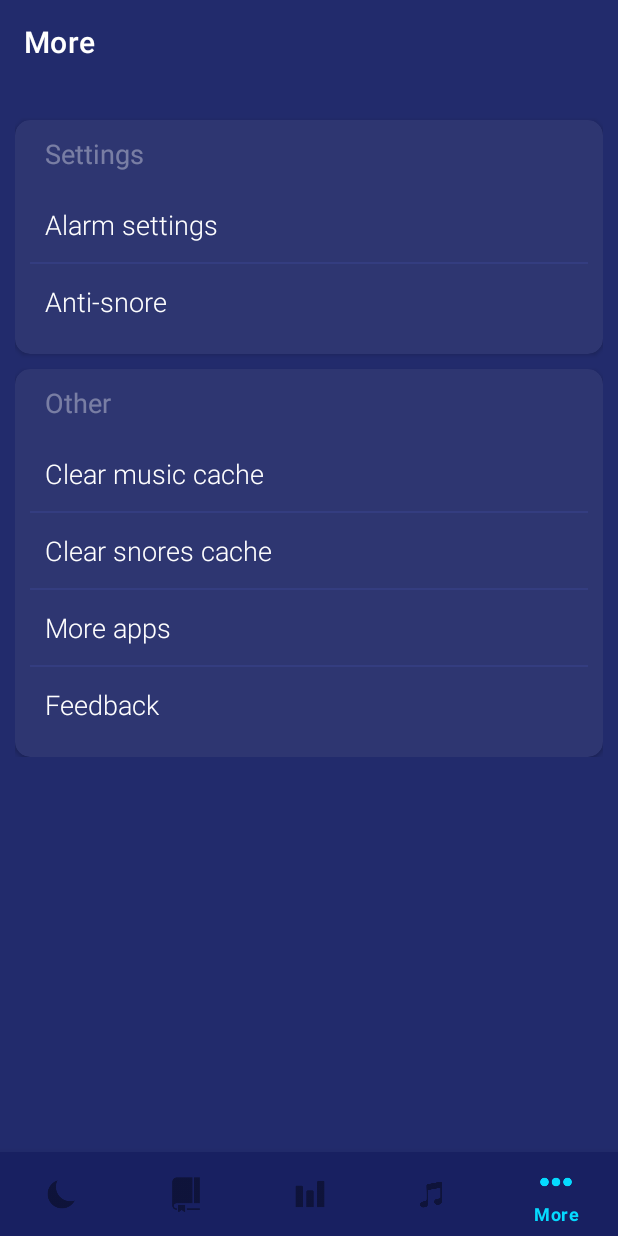
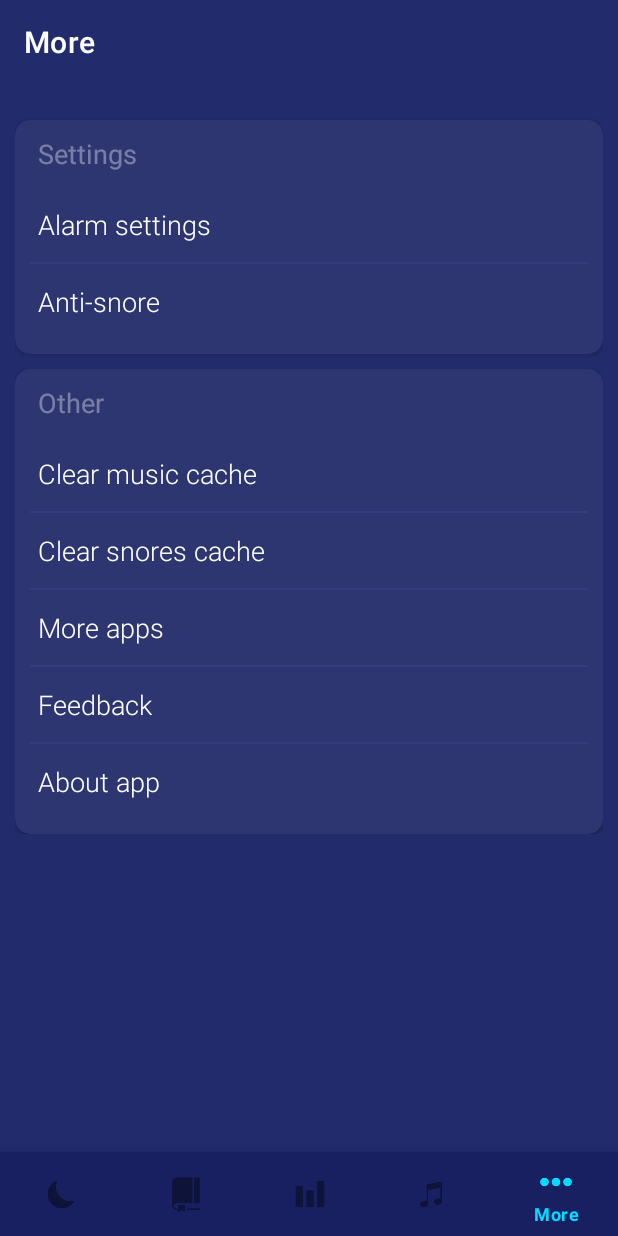
Before and after one commit to korvin432/Slimbo, an Android app: the screen it shows after launch (MainActivity), item 5 of the bottom bar chosen, on a phone screen of 412 x 824 dp. Run offline under Robolectric (Android 15) with nearby library versions, the phone set to English and light mode, and no system bars; our stand-ins replace Firebase (no records; nobody signed in at launch, a user with empty details on screens opened directly), Room's generated code, navigation-ui; libraries missing offline, so code that uses them is left out: com.github.mikephil.charting.

Commit message:
about app

```diff
--- a/app/src/main/java/com/mindyapps/asleep/data/db/SlimboDao.kt
+++ b/app/src/main/java/com/mindyapps/asleep/data/db/SlimboDao.kt
@@ -27,7 +27,7 @@ interface SlimboDao {
     @Query("SELECT * FROM music WHERE type = '$TYPE_MUSIC' AND duration > 0 ORDER BY duration")
     fun getRelaxMusic(): LiveData<List<Music>>
 
-    @Query("SELECT * FROM music WHERE type = '$TYPE_ALARM' ORDER BY duration")
+    @Query("SELECT * FROM music WHERE type = '$TYPE_ALARM' OR type = '$TYPE_MUSIC' AND fileName != '' ORDER BY duration")
     fun getAlarms(): LiveData<List<Music>>
 
     @Query("SELECT * FROM recordings WHERE id = :recId")
--- a/app/src/main/java/com/mindyapps/asleep/ui/AlarmActivity.kt
+++ b/app/src/main/java/com/mindyapps/asleep/ui/AlarmActivity.kt
@@ -34,7 +34,6 @@ class AlarmActivity : AppCompatActivity() {
 
     override fun onCreate(savedInstanceState: Bundle?) {
         super.onCreate(savedInstanceState)
-        Log.d("qwwe", "oncreate")
         setContentView(R.layout.activity_alarm)
 
         if (intent.getParcelableExtra<Recording>("recording") != null){
--- a/app/src/main/java/com/mindyapps/asleep/ui/adapters/SelectMusicAdapter.kt
+++ b/app/src/main/java/com/mindyapps/asleep/ui/adapters/SelectMusicAdapter.kt
@@ -84,8 +84,6 @@ class SelectMusicAdapter(
                 musicViewHolder.musicRadioButton.isChecked = true
             }
         }
-
-
     }
 
     inner class MusicHolder(private val view: View) : RecyclerView.ViewHolder(view) {
--- a/app/src/main/java/com/mindyapps/asleep/ui/sleeping/SleepingActivity.kt
+++ b/app/src/main/java/com/mindyapps/asleep/ui/sleeping/SleepingActivity.kt
@@ -73,6 +73,7 @@ class SleepingActivity : AppCompatActivity(), View.OnClickListener, View.OnTouch
 
         sleepingStore =
             SleepingStore(PreferenceManager.getDefaultSharedPreferences(applicationContext))
+        sleepingStore.minimalTimeReached = false
 
         musicText = findViewById(R.id.music_text)
         musicButton = findViewById(R.id.music_button)
@@ -232,6 +233,7 @@ class SleepingActivity : AppCompatActivity(), View.OnClickListener, View.OnTouch
             setMessage(getString(R.string.sleep_quit_text))
             setPositiveButton(android.R.string.yes) { _, _ ->
                 stopService(false)
+                sleepingStore.minimalTimeReached = false
             }
             setNegativeButton(android.R.string.no) { dialog, _ ->
                 dialog.dismiss()
@@ -243,6 +245,7 @@ class SleepingActivity : AppCompatActivity(), View.OnClickListener, View.OnTouch
     override fun onDestroy() {
         super.onDestroy()
         handler.removeCallbacksAndMessages(null)
+        sleepingStore.minimalTimeReached = false
     }
 
     override fun onClick(v: View?) {
@@ -289,6 +292,7 @@ class SleepingActivity : AppCompatActivity(), View.OnClickListener, View.OnTouch
             animation.start()
         } else if (event.action == ACTION_UP) {
             if (progressBar.progress == 70) {
+                Log.d("qwwe", "minimalTimeReached ${sleepingStore.minimalTimeReached}")
                 if (!sleepingStore.minimalTimeReached) {
                     showDialog()
                 } else {
--- a/app/src/main/res/layout/activity_alarm.xml
+++ b/app/src/main/res/layout/activity_alarm.xml
@@ -21,7 +21,7 @@
         android:textAlignment="center"
         android:textColor="@color/colorWhiteText"
         android:layout_alignParentTop="true"
-        android:textSize="55sp" />
+        android:textSize="65sp" />
 
 
     <com.google.android.material.button.MaterialButton
--- a/app/src/main/res/layout/fragment_alarm_settings.xml
+++ b/app/src/main/res/layout/fragment_alarm_settings.xml
@@ -178,7 +178,7 @@
             <androidx.recyclerview.widget.RecyclerView
                 android:id="@+id/alarm_recycler"
                 android:layout_width="match_parent"
-                android:layout_height="wrap_content"
+                android:layout_height="228dp"
                 android:layout_marginTop="5dp" />
 
         </LinearLayout>
--- a/app/src/main/res/layout/fragment_more.xml
+++ b/app/src/main/res/layout/fragment_more.xml
@@ -31,7 +31,7 @@
                 android:layout_width="match_parent"
                 android:layout_height="wrap_content"
                 android:text="@string/settings"
-                android:layout_marginStart="10dp"
+                android:layout_marginStart="5dp"
                 android:layout_marginBottom="10dp"
                 android:textColor="@color/colorLightHint"
                 android:textSize="18sp"/>
@@ -40,7 +40,7 @@
                 android:id="@+id/alarm_settings"
                 android:layout_width="match_parent"
                 android:layout_height="50dp"
-                android:padding="10dp"
+                android:padding="5dp"
                 android:gravity="center_vertical"
                 android:textSize="18sp"
                 android:fontFamily="sans-serif-light"
@@ -56,7 +56,7 @@
                 android:id="@+id/anti_snore"
                 android:layout_width="match_parent"
                 android:layout_height="50dp"
-                android:padding="10dp"
+                android:padding="5dp"
                 android:gravity="center_vertical"
                 android:textSize="18sp"
                 android:fontFamily="sans-serif-light"
@@ -84,7 +84,7 @@
                 android:layout_width="match_parent"
                 android:layout_height="wrap_content"
                 android:text="@string/other"
-                android:layout_marginStart="10dp"
+                android:layout_marginStart="5dp"
                 android:layout_marginBottom="10dp"
                 android:textColor="@color/colorLightHint"
                 android:textSize="18sp"/>
@@ -93,7 +93,7 @@
                 android:id="@+id/music_cache"
                 android:layout_width="match_parent"
                 android:layout_height="50dp"
-                android:padding="10dp"
+                android:padding="5dp"
                 android:gravity="center_vertical"
                 android:textSize="18sp"
                 android:fontFamily="sans-serif-light"
@@ -109,7 +109,7 @@
                 android:id="@+id/snore_cache"
                 android:layout_width="match_parent"
                 android:layout_height="50dp"
-                android:padding="10dp"
+                android:padding="5dp"
                 android:gravity="center_vertical"
                 android:textSize="18sp"
                 android:fontFamily="sans-serif-light"
@@ -125,7 +125,7 @@
                 android:id="@+id/more_apps"
                 android:layout_width="match_parent"
                 android:layout_height="50dp"
-                android:padding="10dp"
+                android:padding="5dp"
                 android:gravity="center_vertical"
                 android:textSize="18sp"
                 android:fontFamily="sans-serif-light"
@@ -141,12 +141,28 @@
                 android:id="@+id/feedback"
                 android:layout_width="match_parent"
                 android:layout_height="50dp"
-                android:padding="10dp"
+                android:padding="5dp"
                 android:gravity="center_vertical"
                 android:textSize="18sp"
                 android:fontFamily="sans-serif-light"
                 android:textColor="@color/colorWhiteText"
                 android:text="@string/feedback" />
+
+            <View
+                android:layout_width="match_parent"
+                android:layout_height="1dp"
+                android:background="@color/card_divider"/>
+
+            <TextView
+                android:id="@+id/about"
+                android:layout_width="match_parent"
+                android:layout_height="50dp"
+                android:padding="5dp"
+                android:gravity="center_vertical"
+                android:textSize="18sp"
+                android:fontFamily="sans-serif-light"
+                android:textColor="@color/colorWhiteText"
+                android:text="@string/about_app" />
 
         </LinearLayout>
 
--- a/app/src/main/res/values/strings.xml
+++ b/app/src/main/res/values/strings.xml
@@ -137,6 +137,9 @@
     <string name="no_recordings">No recordings</string>
     <string name="this_is_demo_data">This is demo data. Track at least one dream to see your statistics.</string>
     <string name="lullaby">Lullaby</string>
+    <string name="about_app">About app</string>
+    <string name="credits">Music:\nhttp://www.orangefreesounds.com\nMystic Sea by Glitch | https://soundcloud.com/glitch\nMusic promoted by https://www.free-stock-music.com\nCreative Commons Attribution 3.0 Unported License\nhttps://creativecommons.org/licenses/by/3.0/deed.en_US\nLooking At The Night Sky by Glitch | https://soundcloud.com/glitch\nMusic promoted by https://www.free-stock-music.com\nCreative Commons Attribution 3.0 Unported License\nhttps://creativecommons.org/licenses/by/3.0/deed.en_US\n reNovation by airtone © copyright 2019 Licensed under a Creative Commons Attribution (3.0) license. http://dig.ccmixter.org/files/airtone/60674\nBlack to the Night (1000 Ways Mix) by SackJo22 © copyright 2019 Licensed under a Creative Commons Attribution (3.0) license. http://dig.ccmixter.org/files/SackJo22/60660 Ft: Scomber\nAutumn\'s Dream Lullaby by gurdonark © copyright 2017 Licensed under a Creative Commons Attribution license. http://dig.ccmixter.org/files/gurdonark/56524 Ft: Scomber</string>
+
     <string-array name="repeat_minutes">
         <item>Never</item>
         <item>5</item>
```
Also changed, not shown: app/src/main/java/com/mindyapps/asleep/ui/more/MoreFragment.kt (+9 -6 lines), app/src/main/res/drawable/book.png (deleted), app/src/main/res/drawable/book.webp (added), app/src/main/res/drawable/ic_calendar.png (deleted), app/src/main/res/drawable/ic_calendar.webp (added), app/src/main/res/drawable/ic_refresh.png (deleted), app/src/main/res/drawable/ic_refresh.webp (added).
